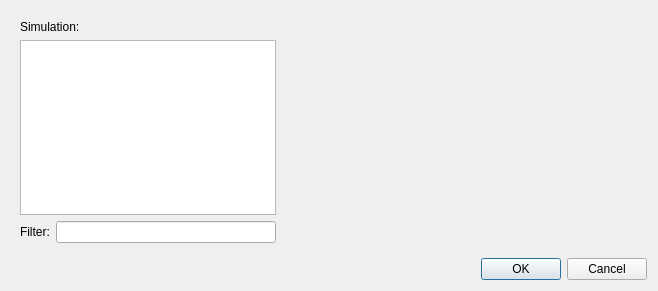
Old version of the form BrowseSimulations.ui in the repository danlipsa/foamvis.
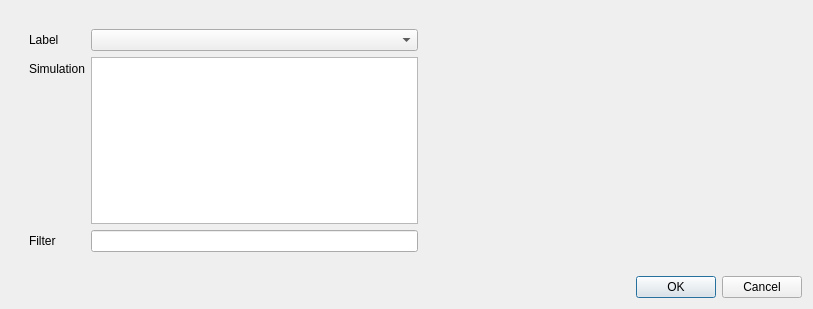
New version of the form. Custom widgets are drawn as their Qt base class.

What changed in the file:
```diff
--- a/BrowseSimulations.ui
+++ b/BrowseSimulations.ui
@@ -6,8 +6,8 @@
    <rect>
     <x>0</x>
     <y>0</y>
-    <width>658</width>
-    <height>291</height>
+    <width>813</width>
+    <height>309</height>
    </rect>
   </property>
   <property name="windowTitle">
@@ -16,47 +16,57 @@
   <layout class="QVBoxLayout" name="verticalLayout_2">
    <item>
     <widget class="QWidget" name="widget_3" native="true">
-     <layout class="QHBoxLayout" name="horizontalLayout_2" stretch="0,1">
-      <property name="margin">
-       <number>0</number>
-      </property>
+     <layout class="QHBoxLayout" name="horizontalLayout_2">
       <item>
        <widget class="QWidget" name="widget_2" native="true">
-        <layout class="QVBoxLayout" name="verticalLayout">
-         <item>
+        <layout class="QFormLayout" name="formLayout">
+         <item row="1" column="0">
           <widget class="QLabel" name="label">
            <property name="text">
-            <string>Simulation:</string>
+            <string>Simulation</string>
            </property>
           </widget>
          </item>
-         <item>
+         <item row="1" column="1">
           <widget class="ListViewChange" name="listViewSimulation"/>
          </item>
-         <item>
-          <widget class="QWidget" name="widget" native="true">
-           <layout class="QHBoxLayout" name="horizontalLayout">
-            <property name="margin">
-             <number>0</number>
-            </property>
-            <item>
-             <widget class="QLabel" name="label_2">
-              <property name="text">
-               <string>Filter:</string>
-              </property>
-             </widget>
-            </item>
-            <item>
-             <widget class="QLineEdit" name="lineEditFilter"/>
-            </item>
-           </layout>
+         <item row="2" column="0">
+          <widget class="QLabel" name="label_2">
+           <property name="text">
+            <string>Filter</string>
+           </property>
           </widget>
          </item>
+         <item row="2" column="1">
+          <widget class="QLineEdit" name="lineEditFilter"/>
+         </item>
+         <item row="0" column="0">
+          <widget class="QLabel" name="label_3">
+           <property name="text">
+            <string>Label</string>
+           </property>
+          </widget>
+         </item>
+         <item row="0" column="1">
+          <widget class="QComboBox" name="comboBoxLabel"/>
+         </item>
         </layout>
        </widget>
       </item>
       <item>
        <widget class="QLabel" name="labelImage">
+        <property name="sizePolicy">
+         <sizepolicy hsizetype="Fixed" vsizetype="Fixed">
+          <horstretch>0</horstretch>
+          <verstretch>0</verstretch>
+         </sizepolicy>
+        </property>
+        <property name="minimumSize">
+         <size>
+          <width>360</width>
+          <height>240</height>
+         </size>
+        </property>
         <property name="text">
          <string/>
         </property>
```
Left out of the diff: 31 changed lines with no effect on the pictures.
